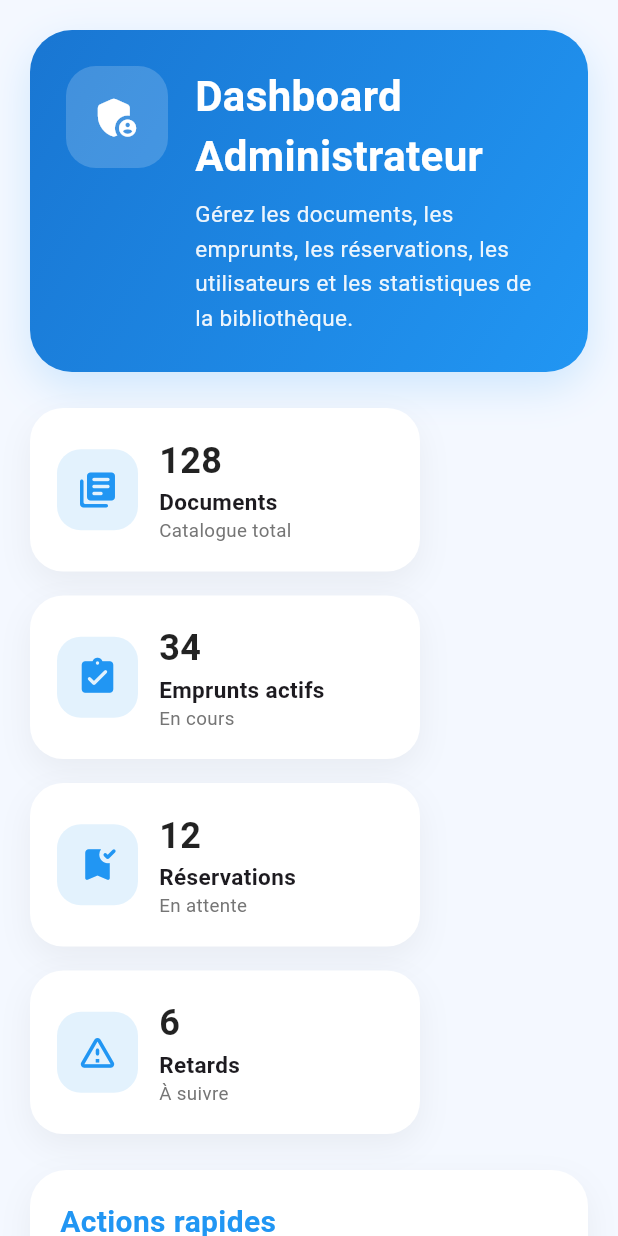
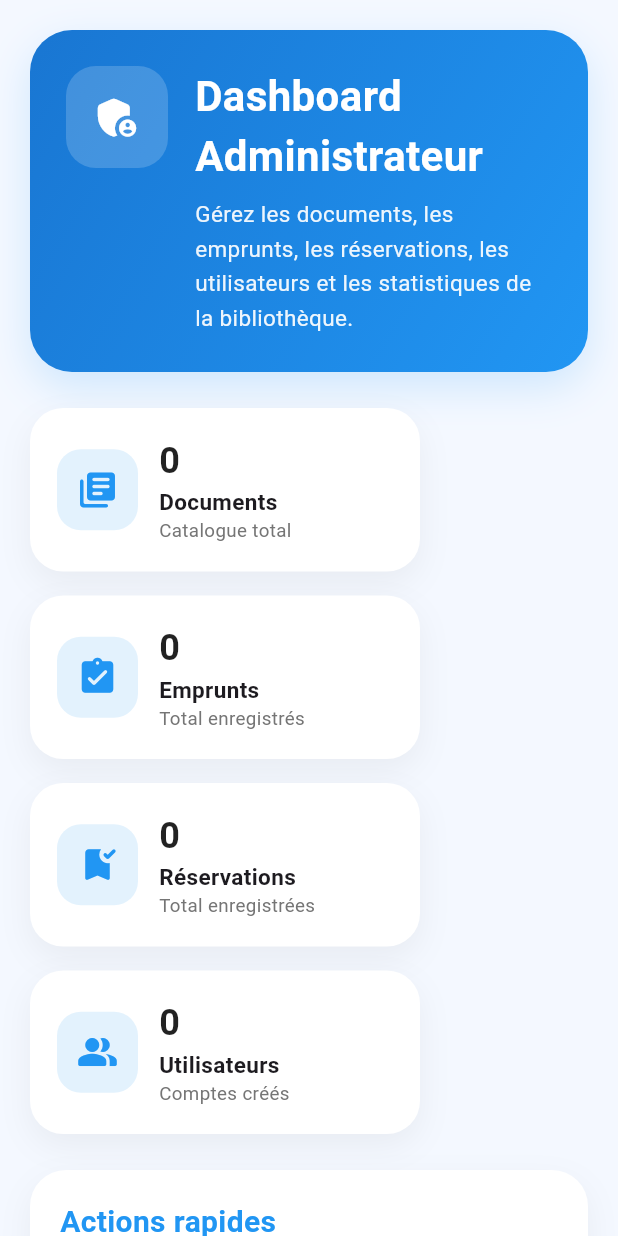
Before and after one commit to AmineMRAD/csfm_library_plus, a Flutter app: the AdminScreen screen opened directly, on a phone screen of 412 x 824 dp. Run offline on Flutter 3.47's test engine with Material 3 defaults, Android fonts, the phone set to English and light mode, and no system bars; our stand-ins replace cloud_firestore, firebase_auth, firebase_core; accounts and stored records are empty.

Commit message:
connect admin dashboard stats to firestore

```diff
--- a/lib/screens/admin/admin_screen.dart
+++ b/lib/screens/admin/admin_screen.dart
@@ -1,12 +1,13 @@
-// ignore_for_file: deprecated_member_use
-
 import 'package:flutter/material.dart';
+import '../../services/admin_stats_service.dart';
 
 class AdminScreen extends StatelessWidget {
   const AdminScreen({super.key});
 
   @override
   Widget build(BuildContext context) {
+    final AdminStatsService statsService = AdminStatsService();
+
     return Scaffold(
       backgroundColor: const Color(0xFFF4F8FF),
       body: SafeArea(
@@ -18,9 +19,76 @@ class AdminScreen extends StatelessWidget {
               child: Column(
                 crossAxisAlignment: CrossAxisAlignment.start,
                 children: [
-                  _buildHeader(context),
+                  _buildHeader(),
                   const SizedBox(height: 24),
-                  _buildStatsSection(),
+
+                  FutureBuilder<Map<String, int>>(
+                    future: statsService.getDashboardStats(),
+                    builder: (context, snapshot) {
+                      if (snapshot.connectionState == ConnectionState.waiting) {
+                        return const Center(
+                          child: Padding(
+                            padding: EdgeInsets.all(20),
+                            child: CircularProgressIndicator(),
+                          ),
+                        );
+                      }
+
+                      if (snapshot.hasError) {
+                        return Container(
+                          padding: const EdgeInsets.all(20),
+                          decoration: BoxDecoration(
+                            color: Colors.red.shade50,
+                            borderRadius: BorderRadius.circular(16),
+                          ),
+                          child: const Text(
+                            'Erreur lors du chargement des statistiques',
+                            style: TextStyle(color: Colors.red),
+                          ),
+                        );
+                      }
+
+                      final stats = snapshot.data ??
+                          {
+                            'documents': 0,
+                            'emprunts': 0,
+                            'reservations': 0,
+                            'users': 0,
+                          };
+
+                      return Wrap(
+                        spacing: 16,
+                        runSpacing: 16,
+                        children: [
+                          _StatCard(
+                            title: 'Documents',
+                            value: stats['documents'].toString(),
+                            subtitle: 'Catalogue total',
+                            icon: Icons.library_books_rounded,
+                          ),
+                          _StatCard(
+                            title: 'Emprunts',
+                            value: stats['emprunts'].toString(),
+                            subtitle: 'Total enregistrés',
+                            icon: Icons.assignment_turned_in_rounded,
+                          ),
+                          _StatCard(
+                            title: 'Réservations',
+                            value: stats['reservations'].toString(),
+                            subtitle: 'Total enregistrées',
+                            icon: Icons.bookmark_added_rounded,
+                          ),
+                          _StatCard(
+                            title: 'Utilisateurs',
+                            value: stats['users'].toString(),
+                            subtitle: 'Comptes créés',
+                            icon: Icons.people_alt_rounded,
+                          ),
+                        ],
+                      );
+                    },
+                  ),
+
                   const SizedBox(height: 24),
                   _buildQuickActionsSection(),
                   const SizedBox(height: 24),
@@ -38,7 +106,7 @@ class AdminScreen extends StatelessWidget {
     );
   }
 
-  Widget _buildHeader(BuildContext context) {
+  Widget _buildHeader() {
     return Container(
       width: double.infinity,
       padding: const EdgeInsets.all(24),
@@ -103,39 +171,6 @@ class AdminScreen extends StatelessWidget {
           ),
         ],
       ),
-    );
-  }
-
-  Widget _buildStatsSection() {
-    return Wrap(
-      spacing: 16,
-      runSpacing: 16,
-      children: const [
-        _StatCard(
-          title: 'Documents',
-          value: '128',
-          subtitle: 'Catalogue total',
-          icon: Icons.library_books_rounded,
-        ),
-        _StatCard(
-          title: 'Emprunts actifs',
-          value: '34',
-          subtitle: 'En cours',
-          icon: Icons.assignment_turned_in_rounded,
-        ),
-        _StatCard(
-          title: 'Réservations',
-          value: '12',
-          subtitle: 'En attente',
-          icon: Icons.bookmark_added_rounded,
-        ),
-        _StatCard(
-          title: 'Retards',
-          value: '6',
-          subtitle: 'À suivre',
-          icon: Icons.warning_amber_rounded,
-        ),
-      ],
     );
   }
 
@@ -250,16 +285,16 @@ class AdminScreen extends StatelessWidget {
           child: _SectionCard(
             title: 'Statistiques clés',
             child: Column(
-              children: [
+              children: const [
                 _ChartPlaceholder(
                   title: 'Livres les plus empruntés',
-                  value: 'Top 5',
+                  value: 'À connecter',
                   icon: Icons.auto_graph_rounded,
                 ),
-                const SizedBox(height: 12),
+                SizedBox(height: 12),
                 _ChartPlaceholder(
                   title: 'Documents par catégorie',
-                  value: '6 catégories',
+                  value: 'À connecter',
                   icon: Icons.pie_chart_rounded,
                 ),
               ],
@@ -271,16 +306,16 @@ class AdminScreen extends StatelessWidget {
           child: _SectionCard(
             title: 'Suivi administratif',
             child: Column(
-              children: [
+              children: const [
                 _ChartPlaceholder(
                   title: 'Retards',
-                  value: '6 cas',
+                  value: 'À connecter',
                   icon: Icons.warning_rounded,
                 ),
-                const SizedBox(height: 12),
+                SizedBox(height: 12),
                 _ChartPlaceholder(
                   title: 'Activité utilisateurs',
-                  value: '48 actions',
+                  value: 'À connecter',
                   icon: Icons.trending_up_rounded,
                 ),
               ],
@@ -297,20 +332,20 @@ class AdminScreen extends StatelessWidget {
       child: Column(
         children: const [
           _AlertTile(
-            title: '3 documents arrivent à échéance aujourd’hui',
-            subtitle: 'Prévoir l’envoi de rappels automatiques',
+            title: 'Rappels de retour',
+            subtitle: 'Section prête pour les notifications automatiques',
             icon: Icons.notifications_active,
           ),
           SizedBox(height: 12),
           _AlertTile(
-            title: '2 réservations en attente de traitement',
-            subtitle: 'Vérifier la disponibilité et notifier les utilisateurs',
+            title: 'Réservations en attente',
+            subtitle: 'Section prête pour le traitement des réservations',
             icon: Icons.pending_actions_rounded,
           ),
           SizedBox(height: 12),
           _AlertTile(
-            title: '1 document signalé en retard',
-            subtitle: 'Suivi nécessaire par le bibliothécaire',
+            title: 'Suivi des retards',
+            subtitle: 'Section prête pour la gestion des dépassements',
             icon: Icons.report_problem_rounded,
           ),
         ],
--- /dev/null
+++ b/lib/services/admin_stats_service.dart
@@ -0,0 +1,41 @@
+import 'package:cloud_firestore/cloud_firestore.dart';
+
+class AdminStatsService {
+  final FirebaseFirestore _firestore = FirebaseFirestore.instance;
+
+  Future<int> getDocumentsCount() async {
+    final snapshot = await _firestore.collection('documents').get();
+    return snapshot.docs.length;
+  }
+
+  Future<int> getEmpruntsCount() async {
+    final snapshot = await _firestore.collection('emprunts').get();
+    return snapshot.docs.length;
+  }
+
+  Future<int> getReservationsCount() async {
+    final snapshot = await _firestore.collection('reservations').get();
+    return snapshot.docs.length;
+  }
+
+  Future<int> getUsersCount() async {
+    final snapshot = await _firestore.collection('users').get();
+    return snapshot.docs.length;
+  }
+
+  Future<Map<String, int>> getDashboardStats() async {
+    final results = await Future.wait([
+      getDocumentsCount(),
+      getEmpruntsCount(),
+      getReservationsCount(),
+      getUsersCount(),
+    ]);
+
+    return {
+      'documents': results[0],
+      'emprunts': results[1],
+      'reservations': results[2],
+      'users': results[3],
+    };
+  }
+}
```
